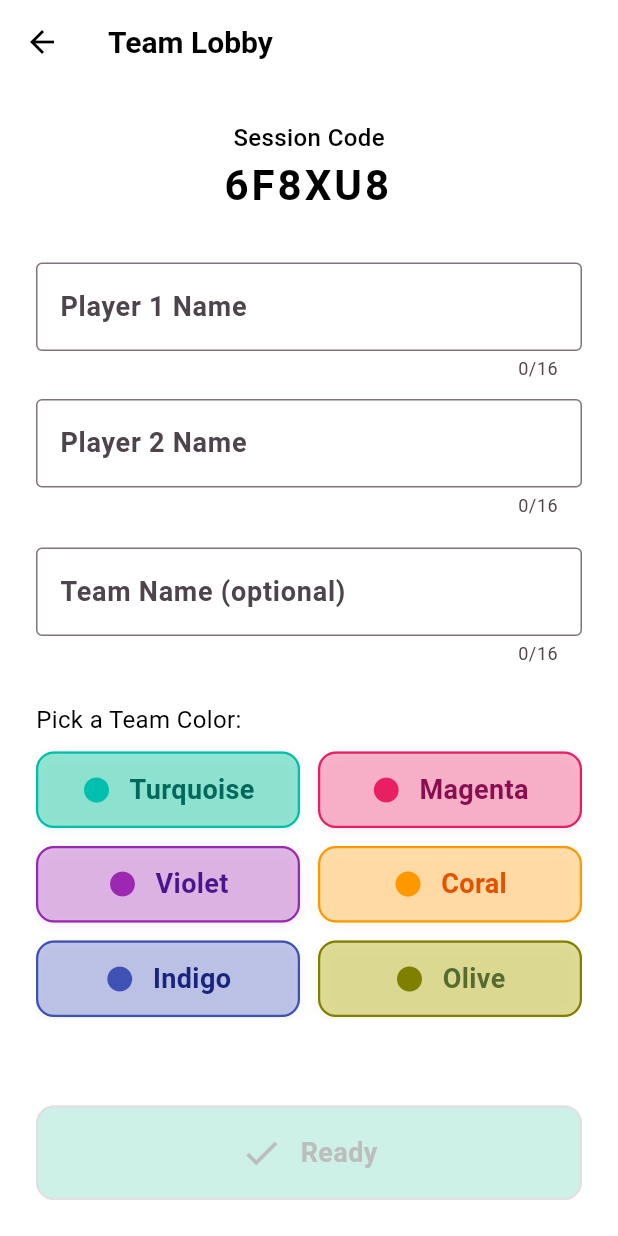
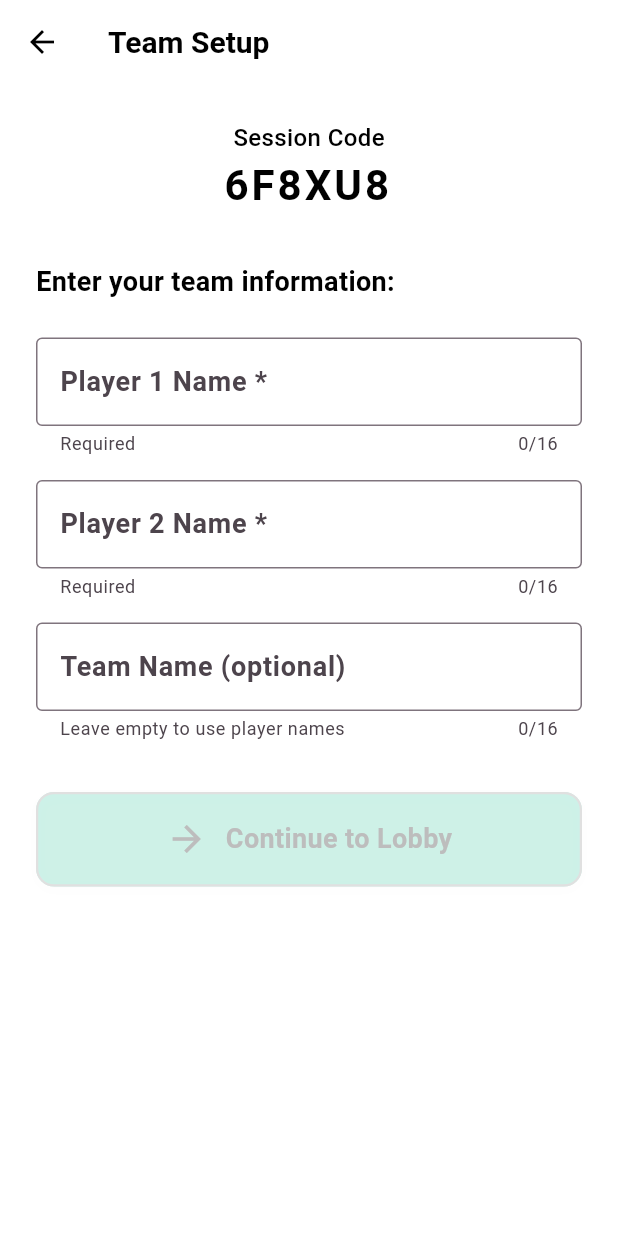
Before and after one commit to luqmaany/frequency, a Flutter app: the OnlineLobbyScreen screen opened directly, after a tap on "Join Session", after a tap on "Create New Session", on a phone screen of 412 x 824 dp. Run offline on Flutter 3.47's test engine with Material 3 defaults, Android fonts, the phone set to English and light mode, and no system bars; our stand-ins replace animated_text_kit, cloud_firestore, confetti, firebase_core, flutter_card_swiper, flutter_riverpod and 1 more; accounts and stored records are empty.

Commit message:
Refactor online lobby and team lobby screens for improved player setup
Update OnlineLobbyScreen to navigate to OnlineTeamSetupScreen instead of OnlineTeamLobbyScreen, enhancing the flow for team setup. Modify OnlineTeamLobbyScreen to accept player names instead of color index, streamlining player input handling. Remove unnecessary text fields and implement a read-only display for team information, improving user experience during team management.

```diff
--- a/lib/screens/online_lobby_screen.dart
+++ b/lib/screens/online_lobby_screen.dart
@@ -1,6 +1,6 @@
 import 'package:flutter/material.dart';
 import '../widgets/team_color_button.dart';
-import 'online_team_lobby_screen.dart';
+import 'online_team_setup_screen.dart';
 import '../services/firestore_service.dart';
 import 'package:cloud_firestore/cloud_firestore.dart';
 import 'dart:math';
@@ -31,13 +31,12 @@ class _OnlineLobbyScreenState extends State<OnlineLobbyScreen> {
       _error = null;
     });
     try {
-      // Navigate to team lobby for team setup (team name/color)
+      // Navigate to team setup screen
       Navigator.of(context).push(
         MaterialPageRoute(
-          builder: (context) => OnlineTeamLobbyScreen(
+          builder: (context) => OnlineTeamSetupScreen(
             sessionId: code,
-            teamName: '',
-            colorIndex: 0,
+            isHost: false,
           ),
         ),
       );
@@ -100,10 +99,9 @@ class _OnlineLobbyScreenState extends State<OnlineLobbyScreen> {
 
       Navigator.of(context).push(
         MaterialPageRoute(
-          builder: (context) => OnlineTeamLobbyScreen(
+          builder: (context) => OnlineTeamSetupScreen(
             sessionId: newCode,
-            teamName: '',
-            colorIndex: 0,
+            isHost: true,
           ),
         ),
       );
--- a/lib/screens/online_team_lobby_screen.dart
+++ b/lib/screens/online_team_lobby_screen.dart
@@ -15,12 +15,14 @@ final sessionStreamProvider =
 class OnlineTeamLobbyScreen extends ConsumerStatefulWidget {
   final String sessionId;
   final String teamName;
-  final int colorIndex;
+  final String player1Name;
+  final String player2Name;
   const OnlineTeamLobbyScreen(
       {Key? key,
       required this.sessionId,
       required this.teamName,
-      required this.colorIndex})
+      required this.player1Name,
+      required this.player2Name})
       : super(key: key);
 
   @override
@@ -41,8 +43,8 @@ class _OnlineTeamLobbyScreenState extends ConsumerState<OnlineTeamLobbyScreen> {
   void initState() {
     super.initState();
     _teamNameController = TextEditingController(text: widget.teamName);
-    _player1Controller = TextEditingController();
-    _player2Controller = TextEditingController();
+    _player1Controller = TextEditingController(text: widget.player1Name);
+    _player2Controller = TextEditingController(text: widget.player2Name);
     _selectedColorIndex = null;
     _deviceIdFuture = StorageService.getDeviceId();
   }
@@ -57,8 +59,8 @@ class _OnlineTeamLobbyScreenState extends ConsumerState<OnlineTeamLobbyScreen> {
   }
 
   bool get _canPickColor =>
-      _player1Controller.text.trim().isNotEmpty &&
-      _player2Controller.text.trim().isNotEmpty;
+      widget.player1Name.trim().isNotEmpty &&
+      widget.player2Name.trim().isNotEmpty;
 
   Future<void> _updateTeamInfo() async {
     if (_updating) return;
@@ -109,8 +111,8 @@ class _OnlineTeamLobbyScreenState extends ConsumerState<OnlineTeamLobbyScreen> {
 
   List<int> _getUsedColors(List<dynamic> teams) {
     final myPlayers = [
-      _player1Controller.text.trim(),
-      _player2Controller.text.trim(),
+      widget.player1Name.trim(),
+      widget.player2Name.trim(),
     ];
     return teams
         .where((team) => !(team['players'] is List &&
@@ -124,7 +126,7 @@ class _OnlineTeamLobbyScreenState extends ConsumerState<OnlineTeamLobbyScreen> {
     for (final t in teams) {
       if (t['players'] is List &&
           (t['players'] as List).join(',') ==
-              [_player1Controller.text.trim(), _player2Controller.text.trim()]
+              [widget.player1Name.trim(), widget.player2Name.trim()]
                   .join(',')) {
         return t['colorIndex'] as int?;
       }
@@ -134,12 +136,12 @@ class _OnlineTeamLobbyScreenState extends ConsumerState<OnlineTeamLobbyScreen> {
 
   // Helper to build team data
   Map<String, dynamic> get _myTeamData => {
-        'teamName': _teamNameController.text.trim(),
+        'teamName': widget.teamName.trim(),
         'colorIndex': _selectedColorIndex,
         'ready': true,
         'players': [
-          _player1Controller.text.trim(),
-          _player2Controller.text.trim(),
+          widget.player1Name.trim(),
+          widget.player2Name.trim(),
         ],
       };
 
@@ -161,10 +163,8 @@ class _OnlineTeamLobbyScreenState extends ConsumerState<OnlineTeamLobbyScreen> {
           t['colorIndex'] == _selectedColorIndex ||
           (t['players'] is List &&
               (t['players'] as List).join(',') ==
-                  [
-                    _player1Controller.text.trim(),
-                    _player2Controller.text.trim()
-                  ].join(',')));
+                  [widget.player1Name.trim(), widget.player2Name.trim()]
+                      .join(',')));
       teams.add(_myTeamData);
       await FirebaseFirestore.instance
           .collection('sessions')
@@ -188,7 +188,7 @@ class _OnlineTeamLobbyScreenState extends ConsumerState<OnlineTeamLobbyScreen> {
     teams.removeWhere((t) =>
         (t['players'] is List &&
             (t['players'] as List).join(',') ==
-                [_player1Controller.text.trim(), _player2Controller.text.trim()]
+                [widget.player1Name.trim(), widget.player2Name.trim()]
                     .join(',')) ||
         t['colorIndex'] == _selectedColorIndex);
     await FirebaseFirestore.instance
@@ -197,11 +197,11 @@ class _OnlineTeamLobbyScreenState extends ConsumerState<OnlineTeamLobbyScreen> {
         .update({'teams': teams});
   }
 
-  // Watch for changes to player names or color and sync
-  void _onPlayerOrColorChanged() {
+  // Watch for changes to color and sync
+  void _onColorChanged() {
     if (_ready) {
-      // If ready, but player names or color become invalid, remove from Firestore and reset ready
-      if (!_canPickColor || _selectedColorIndex == null) {
+      // If ready, but color becomes invalid, remove from Firestore and reset ready
+      if (_selectedColorIndex == null) {
         _removeTeamFromFirestore();
         setState(() {
           _ready = false;
@@ -284,37 +284,32 @@ class _OnlineTeamLobbyScreenState extends ConsumerState<OnlineTeamLobbyScreen> {
                           ),
                         ),
                         const SizedBox(height: 32),
-                        TextField(
-                          controller: _player1Controller,
-                          decoration: const InputDecoration(
-                            labelText: 'Player 1 Name',
-                            border: OutlineInputBorder(),
+                        // Team info display (read-only)
+                        Container(
+                          padding: const EdgeInsets.all(16),
+                          decoration: BoxDecoration(
+                            color: Colors.grey.withOpacity(0.1),
+                            borderRadius: BorderRadius.circular(8),
+                            border:
+                                Border.all(color: Colors.grey.withOpacity(0.3)),
                           ),
-                          maxLength: 16,
-                          enabled: !_updating,
-                          onChanged: (_) => _onPlayerOrColorChanged(),
-                        ),
-                        const SizedBox(height: 12),
-                        TextField(
-                          controller: _player2Controller,
-                          decoration: const InputDecoration(
-                            labelText: 'Player 2 Name',
-                            border: OutlineInputBorder(),
+                          child: Column(
+                            crossAxisAlignment: CrossAxisAlignment.start,
+                            children: [
+                              const Text(
+                                'Your Team:',
+                                style: TextStyle(
+                                  fontSize: 16,
+                                  fontWeight: FontWeight.w600,
+                                ),
+                              ),
+                              const SizedBox(height: 8),
+                              Text('Player 1: ${widget.player1Name}'),
+                              Text('Player 2: ${widget.player2Name}'),
+                              if (widget.teamName.isNotEmpty)
+                                Text('Team: ${widget.teamName}'),
+                            ],
                           ),
-                          maxLength: 16,
-                          enabled: !_updating,
-                          onChanged: (_) => _onPlayerOrColorChanged(),
-                        ),
-                        const SizedBox(height: 20),
-                        TextField(
-                          controller: _teamNameController,
-                          decoration: const InputDecoration(
-                            labelText: 'Team Name (optional)',
-                            border: OutlineInputBorder(),
-                          ),
-                          maxLength: 16,
-                          enabled: !_updating,
-                          onChanged: (_) => _onPlayerOrColorChanged(),
                         ),
                         const SizedBox(height: 24),
                         const Text('Pick a Team Color:',
@@ -351,7 +346,7 @@ class _OnlineTeamLobbyScreenState extends ConsumerState<OnlineTeamLobbyScreen> {
                                           // If already ready, update Firestore with new color
                                           await _syncTeamToFirestore();
                                         } else {
-                                          _onPlayerOrColorChanged();
+                                          _onColorChanged();
                                         }
                                       },
                                 iconSize: 20,
--- /dev/null
+++ b/lib/screens/online_team_setup_screen.dart
@@ -0,0 +1,147 @@
+import 'package:flutter/material.dart';
+import '../widgets/team_color_button.dart';
+import 'online_team_lobby_screen.dart';
+
+class OnlineTeamSetupScreen extends StatefulWidget {
+  final String sessionId;
+  final bool isHost;
+
+  const OnlineTeamSetupScreen({
+    Key? key,
+    required this.sessionId,
+    required this.isHost,
+  }) : super(key: key);
+
+  @override
+  State<OnlineTeamSetupScreen> createState() => _OnlineTeamSetupScreenState();
+}
+
+class _OnlineTeamSetupScreenState extends State<OnlineTeamSetupScreen> {
+  final TextEditingController _teamNameController = TextEditingController();
+  final TextEditingController _player1Controller = TextEditingController();
+  final TextEditingController _player2Controller = TextEditingController();
+  String? _error;
+
+  bool get _canProceed =>
+      _player1Controller.text.trim().isNotEmpty &&
+      _player2Controller.text.trim().isNotEmpty;
+
+  @override
+  void dispose() {
+    _teamNameController.dispose();
+    _player1Controller.dispose();
+    _player2Controller.dispose();
+    super.dispose();
+  }
+
+  void _proceedToLobby() {
+    if (!_canProceed) {
+      setState(() => _error = 'Please enter both player names.');
+      return;
+    }
+
+    Navigator.of(context).pushReplacement(
+      MaterialPageRoute(
+        builder: (context) => OnlineTeamLobbyScreen(
+          sessionId: widget.sessionId,
+          teamName: _teamNameController.text.trim(),
+          player1Name: _player1Controller.text.trim(),
+          player2Name: _player2Controller.text.trim(),
+        ),
+      ),
+    );
+  }
+
+  @override
+  Widget build(BuildContext context) {
+    return Scaffold(
+      appBar: AppBar(
+        title: const Text('Team Setup'),
+      ),
+      body: SingleChildScrollView(
+        padding: const EdgeInsets.all(24.0),
+        child: Column(
+          crossAxisAlignment: CrossAxisAlignment.stretch,
+          children: [
+            Center(
+              child: Column(
+                children: [
+                  const Text(
+                    'Session Code',
+                    style: TextStyle(fontSize: 16, fontWeight: FontWeight.w500),
+                  ),
+                  SelectableText(
+                    widget.sessionId,
+                    style: const TextStyle(
+                      fontSize: 28,
+                      fontWeight: FontWeight.bold,
+                      letterSpacing: 2,
+                    ),
+                  ),
+                ],
+              ),
+            ),
+            const SizedBox(height: 32),
+            const Text(
+              'Enter your team information:',
+              style: TextStyle(fontSize: 18, fontWeight: FontWeight.w600),
+            ),
+            const SizedBox(height: 24),
+            TextField(
+              controller: _player1Controller,
+              decoration: const InputDecoration(
+                labelText: 'Player 1 Name *',
+                border: OutlineInputBorder(),
+                helperText: 'Required',
+              ),
+              maxLength: 16,
+              onChanged: (_) {
+                setState(() => _error = null);
+              },
+            ),
+            const SizedBox(height: 16),
+            TextField(
+              controller: _player2Controller,
+              decoration: const InputDecoration(
+                labelText: 'Player 2 Name *',
+                border: OutlineInputBorder(),
+                helperText: 'Required',
+              ),
+              maxLength: 16,
+              onChanged: (_) {
+                setState(() => _error = null);
+              },
+            ),
+            const SizedBox(height: 16),
+            TextField(
+              controller: _teamNameController,
+              decoration: const InputDecoration(
+                labelText: 'Team Name (optional)',
+                border: OutlineInputBorder(),
+                helperText: 'Leave empty to use player names',
+              ),
+              maxLength: 16,
+            ),
+            if (_error != null) ...[
+              const SizedBox(height: 16),
+              Text(
+                _error!,
+                style: const TextStyle(color: Colors.red),
+                textAlign: TextAlign.center,
+              ),
+            ],
+            const SizedBox(height: 32),
+            TeamColorButton(
+              text: 'Continue to Lobby',
+              icon: Icons.arrow_forward,
+              color: teamColors[0],
+              onPressed: _canProceed ? _proceedToLobby : null,
+              padding: const EdgeInsets.symmetric(vertical: 16),
+              iconSize: 28,
+            ),
+          ],
+        ),
+      ),
+    );
+  }
+}
```
